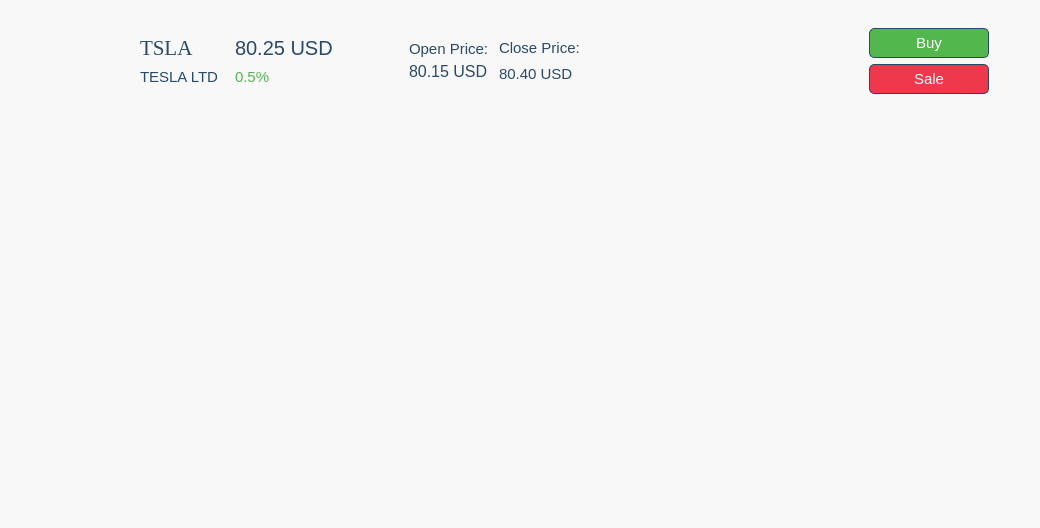
This is view/ui/stock_info.ui in MYI26/My_Portfolio_Manager as Qt 5 draws it before an edit. The edited form follows.
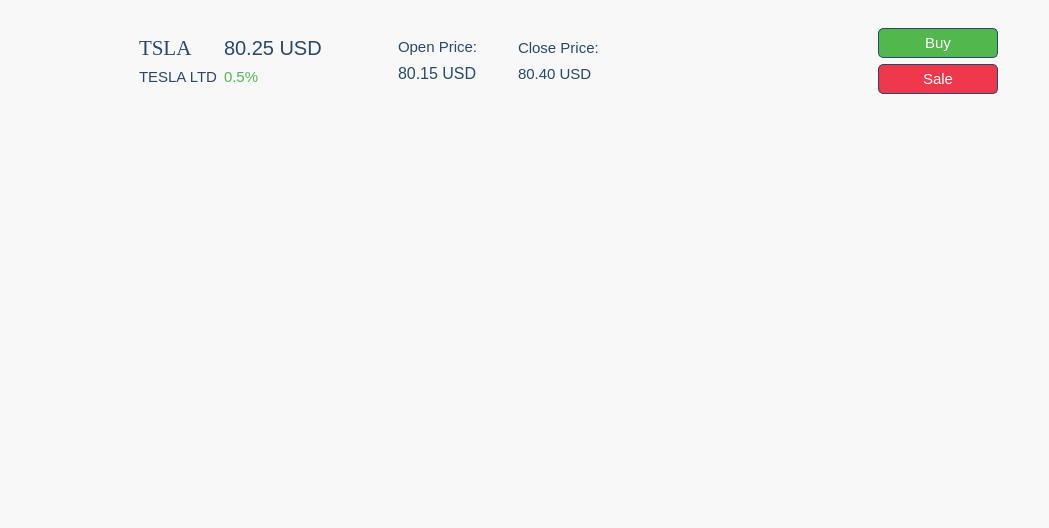
This is the edited form. Icons and pictures are not drawn.

Commit message: Update maximum size and margins in stock info UI for improved layout consistency

```diff
--- a/view/ui/stock_info.ui
+++ b/view/ui/stock_info.ui
@@ -124,7 +124,7 @@
         </property>
         <property name="maximumSize">
          <size>
-          <width>90</width>
+          <width>16777215</width>
           <height>16777215</height>
          </size>
         </property>
@@ -153,7 +153,7 @@
           <number>0</number>
          </property>
          <property name="rightMargin">
-          <number>10</number>
+          <number>0</number>
          </property>
          <property name="bottomMargin">
           <number>0</number>
@@ -273,7 +273,7 @@
         </property>
         <property name="maximumSize">
          <size>
-          <width>100</width>
+          <width>16777215</width>
           <height>16777215</height>
          </size>
         </property>
@@ -285,7 +285,7 @@
         </property>
         <layout class="QVBoxLayout" name="dataLayout">
          <property name="spacing">
-          <number>4</number>
+          <number>8</number>
          </property>
          <property name="leftMargin">
           <number>0</number>
@@ -294,7 +294,7 @@
           <number>0</number>
          </property>
          <property name="rightMargin">
-          <number>0</number>
+          <number>30</number>
          </property>
          <property name="bottomMargin">
           <number>0</number>
@@ -414,7 +414,7 @@
         </property>
         <layout class="QVBoxLayout" name="actionsLayout">
          <property name="leftMargin">
-          <number>270</number>
+          <number>260</number>
          </property>
          <property name="topMargin">
           <number>0</number>
```
The commit also changes 1 other file.
